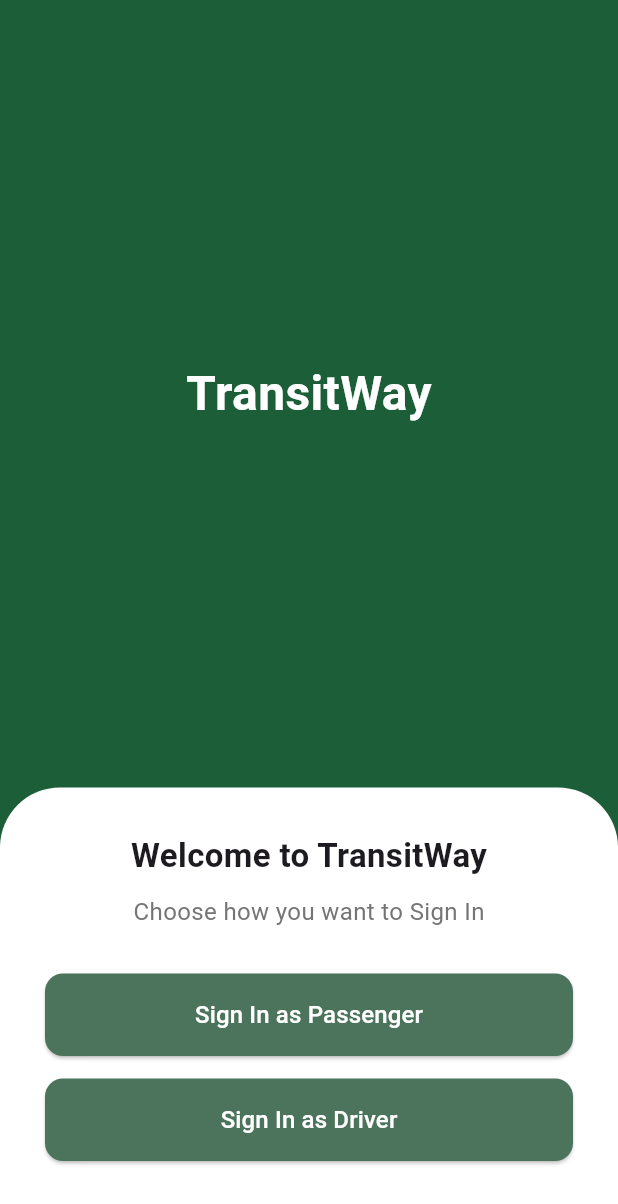
After one commit to karonboshra-cloud/TransitWay, a Flutter app: the RoleSelectScreen screen opened directly, on a phone screen of 412 x 824 dp. The commit adds this screen. Shown: the top 1204 px of the screen. Run offline on Flutter 3.47's test engine with Material 3 defaults, Android fonts, the phone set to English and light mode, and no system bars; our stand-ins replace flutter_bloc, flutter_screenutil, google_fonts, google_sign_in.

Commit message:
SplashScreen qr

```diff
--- a/lib/core/routes/routes_manager.dart
+++ b/lib/core/routes/routes_manager.dart
@@ -4,6 +4,7 @@ import 'package:transite_way/feature/onboarding/screen/onboarding_screen.dart';
 import 'package:transite_way/feature/splash/splash.dart';
 import 'package:transite_way/feature/forget_password/presentation/screens/recovery_screen.dart';
 import 'package:transite_way/feature/home/presentation/screens/home_screen.dart';
+
 import '../../feature/home/presentation/screens/bus_tracking_screen.dart';
 import '../../feature/home/presentation/widgets/main_wrapper.dart';
 
--- /dev/null
+++ b/lib/feature/role/role_select_screen.dart
@@ -0,0 +1,105 @@
+import 'package:flutter/material.dart';
+import 'package:transite_way/core/routes/routes_manager.dart';
+
+class RoleSelectScreen extends StatelessWidget {
+  @override
+  Widget build(BuildContext context) {
+    return Scaffold(
+      backgroundColor: const Color(0xFF1B5E37),
+      body: Column(
+        children: [
+
+          Expanded(
+            flex: 2,
+            child: Center(
+              child: Column(
+                mainAxisAlignment: MainAxisAlignment.center,
+                children: [
+
+                  Text(
+                    "TransitWay",
+                    style: TextStyle(
+                      color: Colors.white,
+                      fontSize: 32,
+                      fontWeight: FontWeight.bold,
+                    ),
+                  ),
+                ],
+              ),
+            ),
+          ),
+
+
+          Container(
+            width: double.infinity,
+            padding: const EdgeInsets.all(30),
+            decoration: BoxDecoration(
+              color: Colors.white,
+              borderRadius: BorderRadius.only(
+                topLeft: Radius.circular(40),
+                topRight: Radius.circular(40),
+              ),
+            ),
+            child: Column(
+              mainAxisSize: MainAxisSize.min,
+              children: [
+                Text(
+                  "Welcome to TransitWay",
+                  style: TextStyle(fontSize: 22, fontWeight: FontWeight.bold),
+                ),
+                SizedBox(height: 10),
+                Text(
+                  "Choose how you want to Sign In",
+                  style: TextStyle(color: Colors.grey[600], fontSize: 16),
+                ),
+                SizedBox(height: 30),
+
+
+                buildSignButton(
+                  text: "Sign In as Passenger",
+                  color: const Color(0xFF4C735B),
+                  onPressed: () {
+                     Navigator.pushNamed(context,RoutesManager.onboardingScreen);
+                  },
+                ),
+
+                SizedBox(height: 15),
+
+
+                buildSignButton(
+                  text: "Sign In as Driver",
+                  color: const Color(0xFF4C735B),
+                  onPressed: () {
+
+                  },
+                ),
+                SizedBox(height: 20),
+              ],
+            ),
+          ),
+        ],
+      ),
+    );
+  }
+
+
+  Widget buildSignButton({required String text, required Color color, required VoidCallback onPressed}) {
+    return SizedBox(
+      width: double.infinity,
+      height: 55,
+      child: ElevatedButton(
+        style: ElevatedButton.styleFrom(
+          backgroundColor: color,
+          shape: RoundedRectangleBorder(
+            borderRadius: BorderRadius.circular(12),
+          ),
+        ),
+        onPressed: onPressed,
+        child: Text(
+          text,
+          style: TextStyle(color: Colors.white, fontSize: 16),
+        ),
+      ),
+    );
+  }
+}
```
Also changed, not shown: pubspec.lock.
